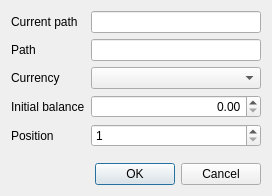
The window that src/views/ui_files/dialogs/cash_account_dialog.ui (JakubFranek/Kapytal) describes before a commit, drawn with Qt 5.
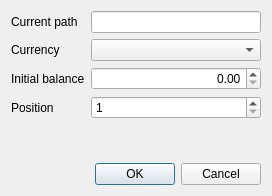
The same window after the commit.

Commit message:
Replace many QLineEdits with SmartComboBoxes
Replace "Path" QLineEdits in AccountGroupDialog, CashAccountDialog,
SecurityAccountDialog and CategoryDialog with SmartComboBox.
Replace "Type" QLineEdit in SecurityDialog with SmartComboBox

```diff
--- a/src/views/ui_files/dialogs/cash_account_dialog.ui
+++ b/src/views/ui_files/dialogs/cash_account_dialog.ui
@@ -42,40 +42,16 @@
       <widget class="QLineEdit" name="currentPathLineEdit"/>
      </item>
      <item row="1" column="0">
-      <widget class="QLabel" name="pathLabel">
-       <property name="text">
-        <string>Path</string>
-       </property>
-      </widget>
-     </item>
-     <item row="1" column="1">
-      <widget class="QLineEdit" name="pathLineEdit"/>
-     </item>
-     <item row="4" column="0">
-      <widget class="QLabel" name="positionLabel">
-       <property name="text">
-        <string>Position</string>
-       </property>
-      </widget>
-     </item>
-     <item row="4" column="1">
-      <widget class="QSpinBox" name="positionSpinBox">
-       <property name="alignment">
-        <set>Qt::AlignLeading|Qt::AlignLeft|Qt::AlignVCenter</set>
-       </property>
-       <property name="minimum">
-        <number>1</number>
-       </property>
-      </widget>
-     </item>
-     <item row="2" column="0">
       <widget class="QLabel" name="currencyLabel">
        <property name="text">
         <string>Currency</string>
        </property>
       </widget>
      </item>
-     <item row="3" column="0">
+     <item row="1" column="1">
+      <widget class="QComboBox" name="currencyComboBox"/>
+     </item>
+     <item row="2" column="0">
       <widget class="QLabel" name="initialBalanceLabel">
        <property name="text">
         <string>Initial balance</string>
@@ -83,9 +59,6 @@
       </widget>
      </item>
      <item row="2" column="1">
-      <widget class="QComboBox" name="currencyComboBox"/>
-     </item>
-     <item row="3" column="1">
       <widget class="QDoubleSpinBox" name="initialBalanceDoubleSpinBox">
        <property name="alignment">
         <set>Qt::AlignRight|Qt::AlignTrailing|Qt::AlignVCenter</set>
@@ -95,6 +68,23 @@
        </property>
       </widget>
      </item>
+     <item row="3" column="0">
+      <widget class="QLabel" name="positionLabel">
+       <property name="text">
+        <string>Position</string>
+       </property>
+      </widget>
+     </item>
+     <item row="3" column="1">
+      <widget class="QSpinBox" name="positionSpinBox">
+       <property name="alignment">
+        <set>Qt::AlignLeading|Qt::AlignLeft|Qt::AlignVCenter</set>
+       </property>
+       <property name="minimum">
+        <number>1</number>
+       </property>
+      </widget>
+     </item>
     </layout>
    </item>
    <item>
```
Left out of the diff: 1 changed line with no effect on the pictures. The commit also changes 15 other files.
